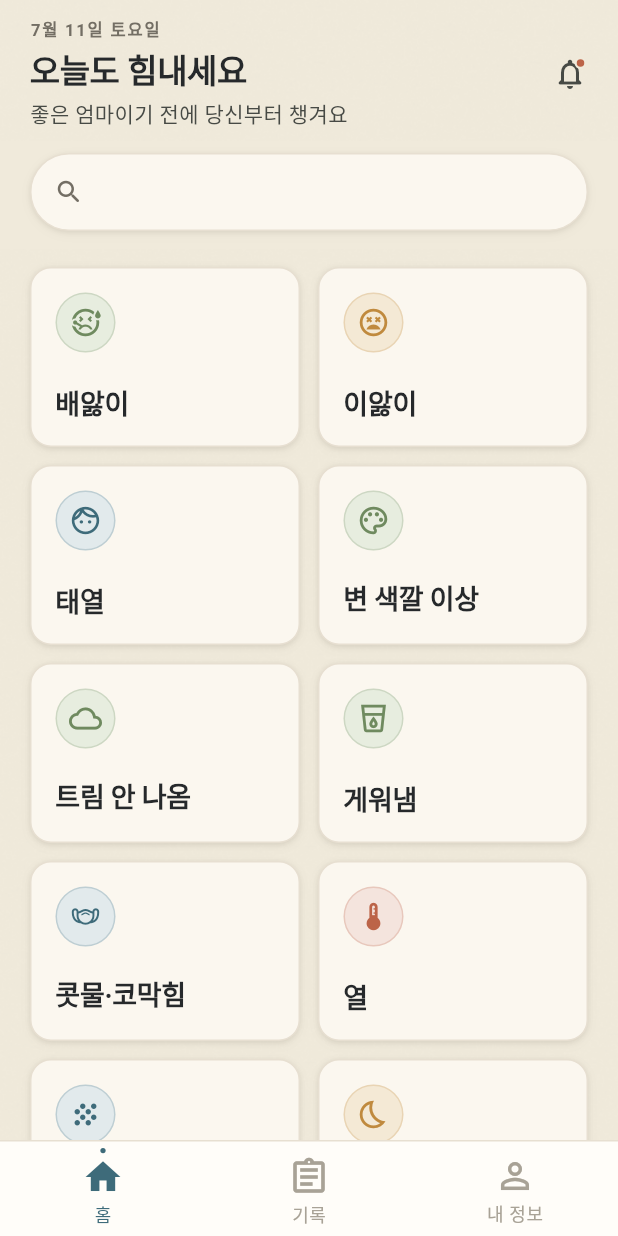
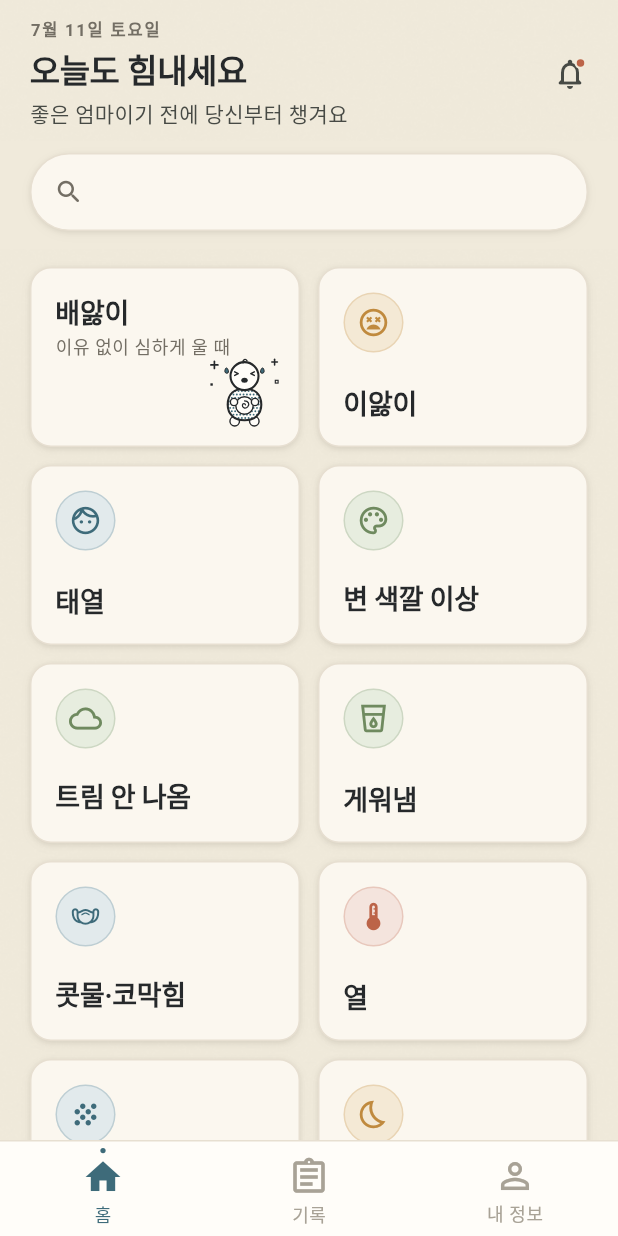
Before and after one commit to skyinthe-sea/agawaeuleo, a Flutter app: the screen it shows after launch, after a tap on "건너뛰기", on a phone screen of 412 x 824 dp. Run offline on Flutter 3.47's test engine with Material 3 defaults, Android fonts, the phone set to English and light mode, and no system bars; drawn by our look-alikes of flutter_animate; our stand-ins replace connectivity_plus, drift, drift_flutter, envied, firebase_core, firebase_messaging and 12 more; accounts and stored records are empty; generated files the repository leaves out were written again; Roboto replaces fonts that are missing (NotoSerifKR, Pretendard).

Commit message:
feat(home): 배앓이 카드 일러스트 스타일 트라이얼 — 제목+한 줄 설명+먹선 손그림
홈 그리드 카드 리디자인 1종 검토용(사용자 요청). 좌상단 제목(heading) 아래
한 줄 설명(caption·ink500), 우하단 빈 공간에 56dp 일러스트(배에 두 손 올리고
우는 아기 — 먹선+종이 면+하프톤 도트+스파클, CustomPainter).

- SymptomIllustrations 레지스트리 신설: emoji_or_icon 키 → 페인터.
  등록 증상만 일러스트 레이아웃 전환(현재 tummy_pain 1종), 나머지 15종은
  기존 아이콘 카드 유지. 색은 ink900/paperRaised/accent 토큰만 사용해
  라이트/다크 무분기 대응.
- SymptomTaglines: slug → 한 줄 설명(§13.3 참고용 톤). 16종 확산 시
  symptoms 테이블 컬럼 이관 원칙 명시(데이터 하드코딩 금지).
- 일러스트 카드는 아이콘 히어로 소스가 없어 증상명 히어로만 비행
  (상세 화면 태그는 짝 없이 무해).

검증: analyze 0 이슈 · 전체 스위트 그린(신규 스모크 3건 — 일러스트/기존
레이아웃 분기, 다크 렌더, 히어로 계약).

Co-Authored-By: Claude <noreply@anthropic.com>

```diff
--- a/lib/presentation/features/home/widgets/symptom_card.dart
+++ b/lib/presentation/features/home/widgets/symptom_card.dart
@@ -1,28 +1,88 @@
 import 'package:agawaeuleo/config/theme/theme.dart';
 import 'package:agawaeuleo/domain/entities/symptom.dart';
+import 'package:agawaeuleo/presentation/widgets/cards/app_card.dart';
 import 'package:agawaeuleo/presentation/widgets/symptom/symptom_icon.dart';
+import 'package:agawaeuleo/presentation/widgets/symptom/symptom_illustration.dart';
+import 'package:agawaeuleo/presentation/widgets/symptom/symptom_tagline.dart';
 import 'package:agawaeuleo/presentation/widgets/symptom/symptom_tone.dart';
-import 'package:agawaeuleo/presentation/widgets/cards/app_card.dart';
 import 'package:flutter/material.dart';
 
 /// §11.7 홈 증상 그리드 카드. 높이 ~120 · r.md · e1 · 내부 패딩 16.
 ///
-/// 상단: 수묵 라인 아이콘(40 원형 배경 — DESIGN v2 §7.1-3 `SymptomTone` 카테고리
-/// 색 매핑 + 1px 헤어라인 링), 하단: 증상명 heading 18 `ink.900`. 탭 시
-/// [AppCard]의 스프링(scale .96) + 눌림 그림자 + 잉크 워시 리플 + 라이트 햅틱.
-/// 카드 자체는 그리드 밀도상 `flat`(기본값) 유지.
+/// 두 가지 레이아웃:
+/// - **일러스트 카드**([SymptomIllustrations] 등록 증상 — 현재 배앓이 트라이얼):
+///   좌상단 제목(heading) + 그 아래 한 줄 설명(caption `ink500`), 우하단
+///   빈 공간에 먹선+하프톤 손그림 일러스트.
+/// - **기본 카드**(나머지): 상단 수묵 라인 아이콘(40 원형, `SymptomTone` 톤) +
+///   하단 증상명 — 기존 레이아웃 그대로.
+///
+/// 탭 시 [AppCard]의 스프링(scale .96) + 눌림 그림자 + 잉크 워시 리플 +
+/// 라이트 햅틱. 카드 자체는 그리드 밀도상 `flat`(기본값) 유지.
 ///
 /// Hero 태그 계약(상세 화면과 공유 — §11.9): 아이콘 `symptom-icon-<id>`,
-/// 증상명 `symptom-name-<id>`.
+/// 증상명 `symptom-name-<id>`. 일러스트 카드는 아이콘 히어로 소스가 없어
+/// 증상명만 비행한다(상세 쪽 태그는 짝 없이 무해).
 class SymptomCard extends StatelessWidget {
   const SymptomCard({required this.symptom, required this.onTap, super.key});
 
   final Symptom symptom;
   final VoidCallback onTap;
 
+  /// 일러스트 렌더 크기·우하단 여백(dp). 카드 높이 120 기준 — 제목·설명
+  /// 텍스트 블록(상단 ~60dp)과 일러스트 상단이 겹치지 않는 상한이다.
+  static const double _illustrationSize = 56;
+
   @override
   Widget build(BuildContext context) {
+    if (SymptomIllustrations.has(symptom.emojiOrIcon)) {
+      return _buildIllustrated(context);
+    }
+    return _buildClassic(context);
+  }
+
+  /// 좌상단 제목/설명 + 우하단 일러스트.
+  Widget _buildIllustrated(BuildContext context) {
     final colors = context.colors;
+    final tagline = SymptomTaglines.resolve(symptom.slug);
+
+    return AppCard(
+      onTap: onTap,
+      padding: EdgeInsets.zero,
+      child: Stack(
+        fit: StackFit.expand,
+        children: [
+          Positioned(
+            right: AppSpacing.x8,
+            bottom: AppSpacing.x8,
+            child: SymptomIllustration(
+              illustrationKey: symptom.emojiOrIcon!,
+              size: _illustrationSize,
+            ),
+          ),
+          Padding(
+            padding: const EdgeInsets.all(AppSpacing.cardPadding),
+            child: Column(
+              crossAxisAlignment: CrossAxisAlignment.start,
+              children: [
+                _heroName(context),
+                const SizedBox(height: AppSpacing.x2),
+                if (tagline != null)
+                  Text(
+                    tagline,
+                    style: context.texts.caption.copyWith(color: colors.ink500),
+                    maxLines: 1,
+                    overflow: TextOverflow.ellipsis,
+                  ),
+              ],
+            ),
+          ),
+        ],
+      ),
+    );
+  }
+
+  /// 기존 레이아웃 — 상단 아이콘 + 하단 증상명.
+  Widget _buildClassic(BuildContext context) {
     final tone = SymptomTone.resolve(context, symptom.emojiOrIcon);
 
     return AppCard(
@@ -49,21 +109,23 @@ class SymptomCard extends StatelessWidget {
             ),
           ),
           const Spacer(),
-          Hero(
+          _heroName(context),
+        ],
+      ),
+    );
+  }
+
+  Widget _heroName(BuildContext context) => Hero(
     tag: 'symptom-name-${symptom.id}',
     // 비행 중 텍스트가 기본 스타일/밑줄로 깨지지 않도록 Material로 감싼다.
     child: Material(
       type: MaterialType.transparency,
       child: Text(
         symptom.name,
-                style: context.texts.heading.copyWith(color: colors.ink900),
+        style: context.texts.heading.copyWith(color: context.colors.ink900),
         maxLines: 1,
         overflow: TextOverflow.ellipsis,
       ),
     ),
-          ),
-        ],
-      ),
   );
 }
-}
--- /dev/null
+++ b/lib/presentation/widgets/symptom/symptom_illustration.dart
@@ -0,0 +1,248 @@
+import 'package:flutter/material.dart';
+
+import '../../../config/theme/theme.dart';
+
+/// 증상 카드 일러스트 레지스트리 — [SymptomIcons](`symptom_icon.dart`)·
+/// [SymptomTone](`symptom_tone.dart`)과 나란한 프레젠테이션 유틸.
+///
+/// "먹선 + 종이 면 + 하프톤 도트 + 스파클" 스타일(DESIGN v2 페이퍼잉크 문법의
+/// 일러스트 확장)의 손그림 벡터를 `emoji_or_icon` 키로 매핑한다. 등록된 키만
+/// 홈 카드가 일러스트 레이아웃으로 전환된다.
+///
+/// 현재 `tummy_pain`(배앓이) 1종 — 카드 일러스트 스타일 트라이얼. 16종 확산
+/// 시 이 레지스트리에 페인터만 추가하면 된다.
+class SymptomIllustrations {
+  const SymptomIllustrations._();
+
+  /// [key]에 대응하는 일러스트가 등록되어 있는지.
+  static bool has(String? key) => key == 'tummy_pain';
+}
+
+/// 등록된 증상 일러스트를 그리는 정사각 벡터 캔버스.
+///
+/// 색은 전부 토큰에서 해석한다(하드코딩 금지 규칙 §9.1) — 먹선 `ink900`,
+/// 종이 면 `paperRaised`, 하프톤 도트 `accent`. 세 토큰 모두 라이트/다크
+/// 값이 정의되어 있어 모드 전환 시 별도 분기 없이 대비가 유지된다.
+///
+/// 장식 요소이므로 시맨틱스에서 제외한다(카드의 제목/설명 텍스트가 의미 전달).
+class SymptomIllustration extends StatelessWidget {
+  const SymptomIllustration({
+    required this.illustrationKey,
+    required this.size,
+    super.key,
+  });
+
+  /// [SymptomIllustrations]에 등록된 `emoji_or_icon` 키.
+  final String illustrationKey;
+
+  /// 렌더 한 변 길이(dp). 페인터는 120 뷰박스를 이 크기로 스케일한다.
+  final double size;
+
+  @override
+  Widget build(BuildContext context) {
+    final colors = context.colors;
+    final painter = switch (illustrationKey) {
+      'tummy_pain' => _ColicBabyPainter(
+        ink: colors.ink900,
+        paper: colors.paperRaised,
+        dot: colors.accent,
+      ),
+      _ => null,
+    };
+    if (painter == null) return SizedBox.square(dimension: size);
+    return ExcludeSemantics(
+      // 카드 프레스 스케일/리플 애니메이션과 페인트를 분리한다.
+      child: RepaintBoundary(
+        child: CustomPaint(size: Size.square(size), painter: painter),
+      ),
+    );
+  }
+}
+
+/// 배앓이(영아산통) — 배에 두 손을 올리고 우는 아기 정면 뷰.
+///
+/// 구성: 도트 우주복 몸통 + 흰 배 패치와 배꼽 소용돌이(아픈 배) + 꾹 감은
+/// `><` 눈과 벌린 입, 양볼로 튀는 눈물 + 주변 십자/사각 스파클. 64dp 축소에서도
+/// "우는 아기 + 배" 두 정보가 읽히도록 큰 면 3개(머리·몸통·배 패치)로 단순화했다.
+class _ColicBabyPainter extends CustomPainter {
+  const _ColicBabyPainter({
+    required this.ink,
+    required this.paper,
+    required this.dot,
+  });
+
+  /// 외곽 먹선(라이트: 진먹, 다크: 미색 — `ink900`).
+  final Color ink;
+
+  /// 면 채움(`paperRaised` — 카드 표면보다 반 톤 밝은 종이).
+  final Color paper;
+
+  /// 하프톤 도트·눈물(`accent`).
+  final Color dot;
+
+  /// 원본 좌표계(뷰박스) 한 변.
+  static const double _viewBox = 120;
+
+  /// 하프톤 도트 격자 — 반지름/간격(뷰박스 단위). 홀수 행 반 칸 오프셋.
+  static const double _dotRadius = 1.35;
+  static const double _dotStep = 4.8;
+
+  Paint _fill(Color color) => Paint()..color = color;
+
+  Paint _stroke(double width) => Paint()
+    ..color = ink
+    ..style = PaintingStyle.stroke
+    ..strokeWidth = width
+    ..strokeCap = StrokeCap.round
+    ..strokeJoin = StrokeJoin.round;
+
+  @override
+  void paint(Canvas canvas, Size size) {
+    canvas
+      ..save()
+      ..scale(size.shortestSide / _viewBox);
+
+    _paintSparkles(canvas);
+    _paintBody(canvas);
+    _paintHead(canvas);
+
+    canvas.restore();
+  }
+
+  /// 주변 장식 — 십자 2, 채움 사각 1, 빈 사각 1.
+  void _paintSparkles(Canvas canvas) {
+    void plus(Offset c, double r, double w) {
+      final paint = _stroke(w);
+      canvas
+        ..drawLine(c.translate(-r, 0), c.translate(r, 0), paint)
+        ..drawLine(c.translate(0, -r), c.translate(0, r), paint);
+    }
+
+    plus(const Offset(17, 22), 5, 2.4);
+    plus(const Offset(103, 18), 4, 2.2);
+    canvas
+      ..drawRect(
+        Rect.fromCenter(center: const Offset(13, 50), width: 3.4, height: 3.4),
+        _fill(ink),
+      )
+      ..drawRect(
+        Rect.fromCenter(center: const Offset(106, 46), width: 4, height: 4),
+        // 모서리가 각지도록 기본 miter 조인 유지.
+        Paint()
+          ..color = ink
+          ..style = PaintingStyle.stroke
+          ..strokeWidth = 1.6,
+      );
+  }
+
+  /// 발 → 몸통(도트 우주복) → 배 패치·배꼽 → 두 손. 위 레이어가 아래를 덮는다.
+  void _paintBody(Canvas canvas) {
+    void ball(Offset c, double r, double strokeWidth) {
+      canvas
+        ..drawCircle(c, r, _fill(paper))
+        ..drawCircle(c, r, _stroke(strokeWidth));
+    }
+
+    // 발(몸통 뒤에서 아래로 빼꼼).
+    ball(const Offset(46, 102.5), 6.8, 2);
+    ball(const Offset(74, 102.5), 6.8, 2);
+
+    final body = Path()
+      ..moveTo(36, 79)
+      ..cubicTo(36, 63, 46, 56, 60, 56)
+      ..cubicTo(74, 56, 84, 63, 84, 79)
+      ..cubicTo(84, 93, 74, 101, 60, 101)
+      ..cubicTo(46, 101, 36, 93, 36, 79)
+      ..close();
+
+    canvas.drawPath(body, _fill(paper));
+    _paintHalftone(canvas, clip: body);
+    canvas.drawPath(body, _stroke(3));
+
+    // 배 패치(흰 원) + 배꼽 소용돌이.
+    ball(const Offset(60, 80), 12.5, 2);
+    final swirl = Path()
+      ..moveTo(60, 73.5)
+      ..cubicTo(65.5, 73.5, 68, 78, 64.5, 82)
+      ..cubicTo(61.5, 85.2, 56.5, 83.5, 57, 79.5)
+      ..cubicTo(57.4, 76.8, 60.8, 76.8, 61.4, 79);
+    canvas.drawPath(swirl, _stroke(1.8));
+
+    // 배 위에 올린 두 손.
+    ball(const Offset(45, 75), 5.2, 2);
+    ball(const Offset(75, 75), 5.2, 2);
+  }
+
+  /// [clip] 내부에 오프셋 격자 하프톤 도트를 채운다(우주복 원단 질감).
+  void _paintHalftone(Canvas canvas, {required Path clip}) {
+    canvas
+      ..save()
+      ..clipPath(clip);
+    final paint = _fill(dot);
+    final bounds = clip.getBounds().inflate(_dotRadius);
+    var row = 0;
+    for (var y = bounds.top; y <= bounds.bottom; y += _dotStep, row++) {
+      final x0 = bounds.left + (row.isOdd ? _dotStep / 2 : 0);
+      for (var x = x0; x <= bounds.right; x += _dotStep) {
+        canvas.drawCircle(Offset(x, y), _dotRadius, paint);
+      }
+    }
+    canvas.restore();
+  }
+
+  /// 머리·머리카락·꾹 감은 눈·우는 입·눈물.
+  void _paintHead(Canvas canvas) {
+    canvas
+      ..drawCircle(const Offset(60, 38), 20, _fill(paper))
+      ..drawCircle(const Offset(60, 38), 20, _stroke(3));
+
+    // 정수리 머리카락 한 가닥.
+    final hair = Path()
+      ..moveTo(58, 19)
+      ..cubicTo(57, 14.5, 61.5, 12.5, 63.5, 16);
+    canvas.drawPath(hair, _stroke(2));
+
+    // 꾹 감은 `>` `<` 눈.
+    final eyeL = Path()
+      ..moveTo(46, 32)
+      ..lineTo(51, 34.5)
+      ..lineTo(46, 37);
+    final eyeR = Path()
+      ..moveTo(74, 32)
+      ..lineTo(69, 34.5)
+      ..lineTo(74, 37);
+    canvas
+      ..drawPath(eyeL, _stroke(2.2))
+      ..drawPath(eyeR, _stroke(2.2))
+      // 크게 벌리고 우는 입.
+      ..drawOval(
+        Rect.fromCenter(center: const Offset(60, 44), width: 9.2, height: 7.2),
+        _fill(ink),
+      );
+
+    // 양볼 바깥으로 튀는 눈물 두 방울.
+    final tearL = Path()
+      ..moveTo(33, 27)
+      ..cubicTo(31, 30.8, 31.8, 33.8, 34.6, 34)
+      ..cubicTo(37.4, 34.2, 38, 31, 35.8, 27.4)
+      ..cubicTo(35, 26.1, 33.7, 26.1, 33, 27)
+      ..close();
+    final tearR = Path()
+      ..moveTo(84.2, 27.4)
+      ..cubicTo(82, 31, 82.6, 34.2, 85.4, 34)
+      ..cubicTo(88.2, 33.8, 89, 30.8, 87, 27)
+      ..cubicTo(86.3, 26.1, 85, 26.1, 84.2, 27.4)
+      ..close();
+    for (final tear in [tearL, tearR]) {
+      canvas
+        ..drawPath(tear, _fill(dot))
+        ..drawPath(tear, _stroke(1.4));
+    }
+  }
+
+  @override
+  bool shouldRepaint(_ColicBabyPainter oldDelegate) =>
+      oldDelegate.ink != ink ||
+      oldDelegate.paper != paper ||
+      oldDelegate.dot != dot;
+}
--- /dev/null
+++ b/lib/presentation/widgets/symptom/symptom_tagline.dart
@@ -0,0 +1,23 @@
+/// 증상 카드 한 줄 설명(태그라인) — [SymptomIllustrations]와 짝을 이루는
+/// 프레젠테이션 카피. 일러스트 레이아웃 카드에서 제목 아래 캡션으로 노출된다.
+///
+/// ⚠️ 의학 정보 규칙(§13.3): 증상을 '설명'만 하고 진단·치료를 단정하지 않는
+/// 참고용 톤을 유지할 것. 문구는 픽스처/시드의 검수 대상 summary 표현을
+/// 벗어나지 않는 범위로 제한한다.
+///
+/// 16종 확산 시 이 카피는 `symptoms` 테이블 컬럼(스펙 §7.1 개정)으로 옮기는
+/// 것이 원칙(증상 데이터 앱 하드코딩 금지)이다 — 현재는 배앓이 1종 트라이얼.
+library;
+
+class SymptomTaglines {
+  const SymptomTaglines._();
+
+  /// `slug` → 한 줄 설명. 카드 폭(2열 그리드 기준 약 120dp 텍스트 폭)에서
+  /// 한 줄에 들어가도록 12자 내외를 유지한다.
+  static const Map<String, String> _bySlug = <String, String>{
+    'colic': '이유 없이 심하게 울 때',
+  };
+
+  /// [slug]의 태그라인. 미등록 증상은 `null`(카드가 캡션 줄을 생략).
+  static String? resolve(String slug) => _bySlug[slug];
+}
```
Also changed, not shown: 1 other file. Lines whose indentation alone changed are shown as unchanged.
